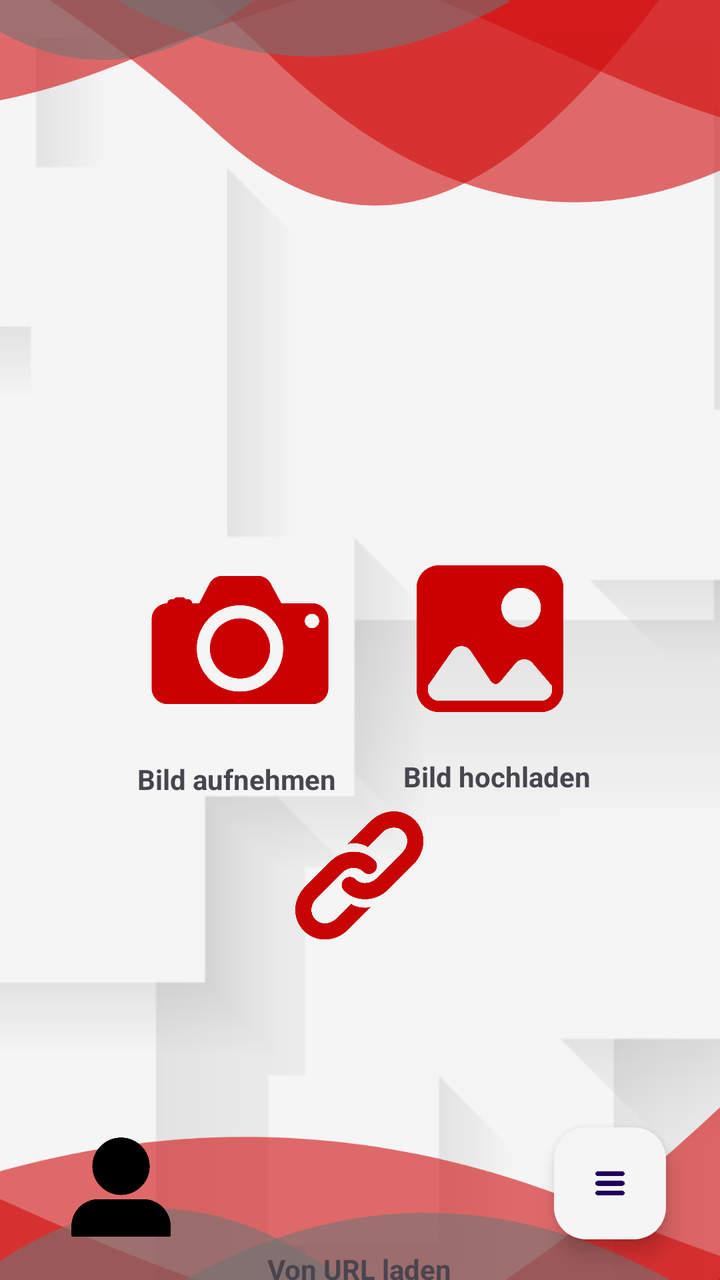
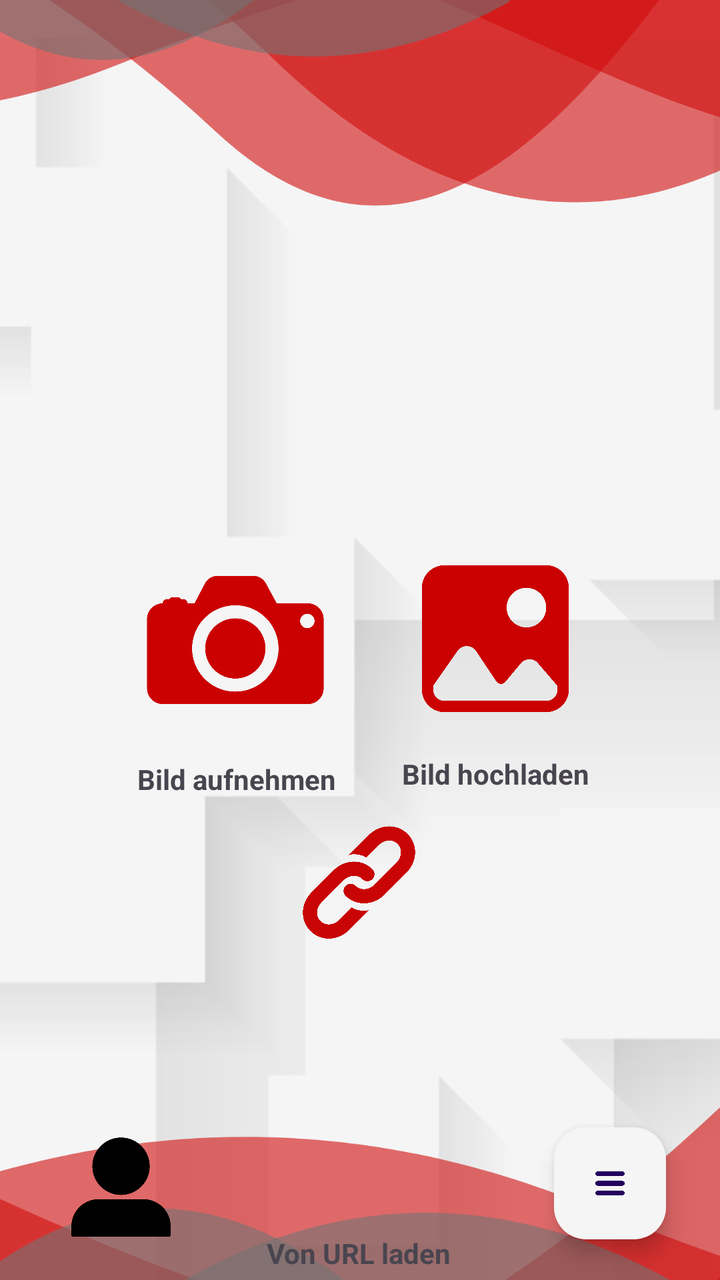

Compare the two renders of this Android layout. The source of the first and the diff that turns it into the second are given below.
<!-- AndroidManifest.xml: application theme Theme.TrafficSceneAnalyser -->
<!-- res/layout/activity_main.xml -->
<?xml version="1.0" encoding="utf-8"?>
<androidx.constraintlayout.widget.ConstraintLayout xmlns:android="http://schemas.android.com/apk/res/android"
    xmlns:app="http://schemas.android.com/apk/res-auto"
    xmlns:tools="http://schemas.android.com/tools"
    android:id="@+id/main"
    android:layout_width="match_parent"
    android:layout_height="match_parent"
    android:background="?attr/selectableItemBackgroundBorderless"
    tools:context=".MainActivity">

    <androidx.constraintlayout.widget.ConstraintLayout
        android:layout_width="match_parent"
        android:layout_height="match_parent"
        app:layout_constraintBottom_toBottomOf="parent"
        app:layout_constraintEnd_toEndOf="parent"
        app:layout_constraintHorizontal_bias="0.0"
        app:layout_constraintStart_toStartOf="parent"
        app:layout_constraintTop_toTopOf="parent"
        app:layout_constraintVertical_bias="0.0">

        <ImageView
            android:id="@+id/background"
            android:layout_width="726dp"
            android:layout_height="801dp"
            app:layout_constraintBottom_toBottomOf="parent"
            app:layout_constraintEnd_toEndOf="parent"
            app:layout_constraintHorizontal_bias="1.0"
            app:layout_constraintStart_toStartOf="parent"
            app:layout_constraintTop_toTopOf="parent"
            app:layout_constraintVertical_bias="0.12"
            app:srcCompat="@drawable/background" />

        <ImageView
            android:id="@+id/Toplayout"
            android:layout_width="407dp"
            android:layout_height="565dp"
            app:layout_constraintBottom_toBottomOf="parent"
            app:layout_constraintEnd_toEndOf="parent"
            app:layout_constraintStart_toStartOf="parent"
            app:layout_constraintTop_toTopOf="parent"
            app:layout_constraintVertical_bias="0.0"
            app:srcCompat="@drawable/toplayout" />

        <ImageView
            android:id="@+id/imageView8"
            android:layout_width="486dp"
            android:layout_height="689dp"
            android:rotationY="180"
            app:layout_constraintBottom_toBottomOf="parent"
            app:layout_constraintEnd_toEndOf="parent"
            app:layout_constraintHorizontal_bias="0.0"
            app:layout_constraintStart_toStartOf="parent"
            app:layout_constraintTop_toTopOf="parent"
            app:layout_constraintVertical_bias="1.0"
            app:srcCompat="@drawable/bottomlayout" />

        <ImageView
            android:id="@+id/profile"
            android:layout_width="113dp"
            android:layout_height="108dp"
            android:layout_marginStart="4dp"
            android:contentDescription="@string/profile"
            android:onClick="goToProfile"
            app:layout_constraintBottom_toBottomOf="parent"
            app:layout_constraintStart_toStartOf="parent"
            app:srcCompat="@drawable/userrr" />

        <ImageButton
            android:id="@+id/btnBildHochladen"
            android:layout_width="100dp"
            android:layout_height="100dp"
            android:backgroundTint="#00F8F6F6"
            android:scaleType="fitCenter"
            android:src="@drawable/galerieicon1"
            app:layout_constraintBottom_toBottomOf="parent"
            app:layout_constraintEnd_toEndOf="parent"
            app:layout_constraintHorizontal_bias="0.75"
            app:layout_constraintStart_toStartOf="parent"
            app:layout_constraintTop_toTopOf="parent"
            app:layout_constraintVertical_bias="0.499" />

        <ImageButton
            android:id="@+id/btnBildAufnehmen"
            android:layout_width="120dp"
            android:layout_height="120dp"
            android:backgroundTint="#00FFFFFF"
            android:scaleType="fitCenter"
            android:src="@drawable/cameraicon1"
            app:layout_constraintBottom_toBottomOf="parent"
            app:layout_constraintEnd_toEndOf="parent"
            app:layout_constraintHorizontal_bias="0.25"
            app:layout_constraintStart_toStartOf="parent"
            app:layout_constraintTop_toTopOf="parent" />

        <ImageButton
            android:id="@+id/btnBildInternet"
            android:layout_width="160dp"
            android:layout_height="141dp"
            android:backgroundTint="#00F8F6F6"
            android:scaleType="fitCenter"
            android:src="@drawable/url"
            app:layout_constraintBottom_toBottomOf="parent"
            app:layout_constraintEnd_toEndOf="parent"
            app:layout_constraintHorizontal_bias="0.498"
            app:layout_constraintStart_toStartOf="parent"
            app:layout_constraintTop_toTopOf="parent"
            app:layout_constraintVertical_bias="0.736" />

        <TextView
            android:id="@+id/textView3"
            android:layout_width="wrap_content"
            android:layout_height="wrap_content"
            android:text="Bild aufnehmen"
            android:textStyle="bold"
            app:layout_constraintBottom_toBottomOf="parent"
            app:layout_constraintEnd_toEndOf="parent"
            app:layout_constraintHorizontal_bias="0.263"
            app:layout_constraintStart_toStartOf="parent"
            app:layout_constraintTop_toBottomOf="@+id/btnBildAufnehmen"
            app:layout_constraintVertical_bias="0.0" />

        <TextView
            android:id="@+id/textView4"
            android:layout_width="wrap_content"
            android:layout_height="wrap_content"
            android:text="Bild hochladen"
            android:textSize="14sp"
            android:textStyle="bold"
            app:layout_constraintBottom_toBottomOf="parent"
            app:layout_constraintEnd_toEndOf="parent"
            app:layout_constraintHorizontal_bias="0.757"
            app:layout_constraintStart_toStartOf="parent"
            app:layout_constraintTop_toBottomOf="@+id/btnBildHochladen"
            app:layout_constraintVertical_bias="0.037" />

        <com.google.android.material.floatingactionbutton.FloatingActionButton
            android:id="@+id/main_fab"
            android:layout_width="wrap_content"
            android:layout_height="wrap_content"
            android:layout_alignParentEnd="true"
            android:layout_alignParentBottom="true"
            android:layout_margin="16dp"
            android:layout_marginTop="300dp"
            android:src="@drawable/menuuuu"
            app:backgroundTint="#F6F5F5"
            app:layout_constraintBottom_toBottomOf="parent"
            app:layout_constraintEnd_toEndOf="parent"
            app:layout_constraintHorizontal_bias="0.96"
            app:layout_constraintStart_toStartOf="parent"
            app:layout_constraintTop_toTopOf="parent"
            app:layout_constraintVertical_bias="0.992"
            tools:ignore="MissingConstraints" />

        <com.google.android.material.floatingactionbutton.FloatingActionButton
            android:id="@+id/historyicon"
            android:layout_width="wrap_content"
            android:layout_height="wrap_content"
            android:layout_alignParentEnd="true"
            android:layout_alignParentBottom="true"
            android:layout_margin="16dp"
            android:src="@drawable/historyicon"
            android:visibility="gone"
            app:backgroundTint="#F6F5F5"
            app:layout_constraintBottom_toTopOf="@+id/main_fab"
            app:layout_constraintEnd_toEndOf="@+id/main_fab"
            app:layout_constraintStart_toStartOf="@+id/main_fab"
            tools:ignore="MissingConstraints" />

        <com.google.android.material.floatingactionbutton.FloatingActionButton
            android:id="@+id/fab2"
            android:layout_width="wrap_content"
            android:layout_height="wrap_content"
            android:layout_alignParentEnd="true"
            android:layout_alignParentBottom="true"
            android:layout_margin="16dp"
            android:layout_marginBottom="16dp"
            android:src="@drawable/settingsicon"
            android:visibility="gone"
            app:backgroundTint="#F6F5F5"
            app:layout_constraintBottom_toTopOf="@+id/historyicon"
            app:layout_constraintEnd_toEndOf="@+id/historyicon"
            app:layout_constraintStart_toStartOf="@+id/historyicon"
            tools:ignore="MissingConstraints" />

        <TextView
            android:id="@+id/textView2"
            android:layout_width="wrap_content"
            android:layout_height="wrap_content"
            android:layout_marginTop="60dp"
            android:text="Von URL laden"
            android:textStyle="bold"
            app:layout_constraintEnd_toEndOf="@+id/btnBildInternet"
            app:layout_constraintStart_toStartOf="@+id/btnBildInternet"
            app:layout_constraintTop_toBottomOf="@+id/Toplayout" />

    </androidx.constraintlayout.widget.ConstraintLayout>


</androidx.constraintlayout.widget.ConstraintLayout>
<!-- resources referenced by this layout -->
<resources>
  <!-- drawable background: png bitmap (drawable-hdpi, 37305 bytes) -->
  <!-- drawable bottomlayout: png bitmap (drawable-hdpi, 51256 bytes) -->
  <!-- drawable cameraicon1: png bitmap (drawable-hdpi, 29262 bytes) -->
  <!-- drawable galerieicon1: png bitmap (drawable-hdpi, 26308 bytes) -->
  <!-- drawable historyicon: png bitmap (drawable, 34738 bytes) -->
  <!-- drawable menuuuu: png bitmap (drawable, 15010 bytes) -->
  <!-- drawable settingsicon: png bitmap (drawable, 29431 bytes) -->
  <!-- drawable toplayout: png bitmap (drawable-hdpi, 57639 bytes) -->
  <!-- drawable url: png bitmap (drawable, 41880 bytes) -->
  <!-- drawable userrr: png bitmap (drawable, 53564 bytes) -->
  <string name="profile">Zum Profil wechseln</string>
  <style name="Theme.TrafficSceneAnalyser" parent="Base.Theme.TrafficSceneAnalyser" />
  <style name="Base.Theme.TrafficSceneAnalyser" parent="Theme.Material3.DayNight.NoActionBar">
          
          
      </style>
</resources>

<!-- the commit's change to res/layout/activity_main.xml (unified diff, before → after) -->
@@ -74,7 +74,7 @@
             android:src="@drawable/galerieicon1"
             app:layout_constraintBottom_toBottomOf="parent"
             app:layout_constraintEnd_toEndOf="parent"
-            app:layout_constraintHorizontal_bias="0.75"
+            app:layout_constraintHorizontal_bias="0.76"
             app:layout_constraintStart_toStartOf="parent"
             app:layout_constraintTop_toTopOf="parent"
             app:layout_constraintVertical_bias="0.499" />
@@ -88,14 +88,14 @@
             android:src="@drawable/cameraicon1"
             app:layout_constraintBottom_toBottomOf="parent"
             app:layout_constraintEnd_toEndOf="parent"
-            app:layout_constraintHorizontal_bias="0.25"
+            app:layout_constraintHorizontal_bias="0.24"
             app:layout_constraintStart_toStartOf="parent"
             app:layout_constraintTop_toTopOf="parent" />
 
         <ImageButton
             android:id="@+id/btnBildInternet"
-            android:layout_width="160dp"
-            android:layout_height="141dp"
+            android:layout_width="149dp"
+            android:layout_height="126dp"
             android:backgroundTint="#00F8F6F6"
             android:scaleType="fitCenter"
             android:src="@drawable/url"
@@ -128,10 +128,10 @@
             android:textStyle="bold"
             app:layout_constraintBottom_toBottomOf="parent"
             app:layout_constraintEnd_toEndOf="parent"
-            app:layout_constraintHorizontal_bias="0.757"
+            app:layout_constraintHorizontal_bias="0.755"
             app:layout_constraintStart_toStartOf="parent"
             app:layout_constraintTop_toBottomOf="@+id/btnBildHochladen"
-            app:layout_constraintVertical_bias="0.037" />
+            app:layout_constraintVertical_bias="0.032" />
 
         <com.google.android.material.floatingactionbutton.FloatingActionButton
             android:id="@+id/main_fab"
@@ -186,7 +186,7 @@
             android:id="@+id/textView2"
             android:layout_width="wrap_content"
             android:layout_height="wrap_content"
-            android:layout_marginTop="60dp"
+            android:layout_marginTop="52dp"
             android:text="Von URL laden"
             android:textStyle="bold"
             app:layout_constraintEnd_toEndOf="@+id/btnBildInternet"
